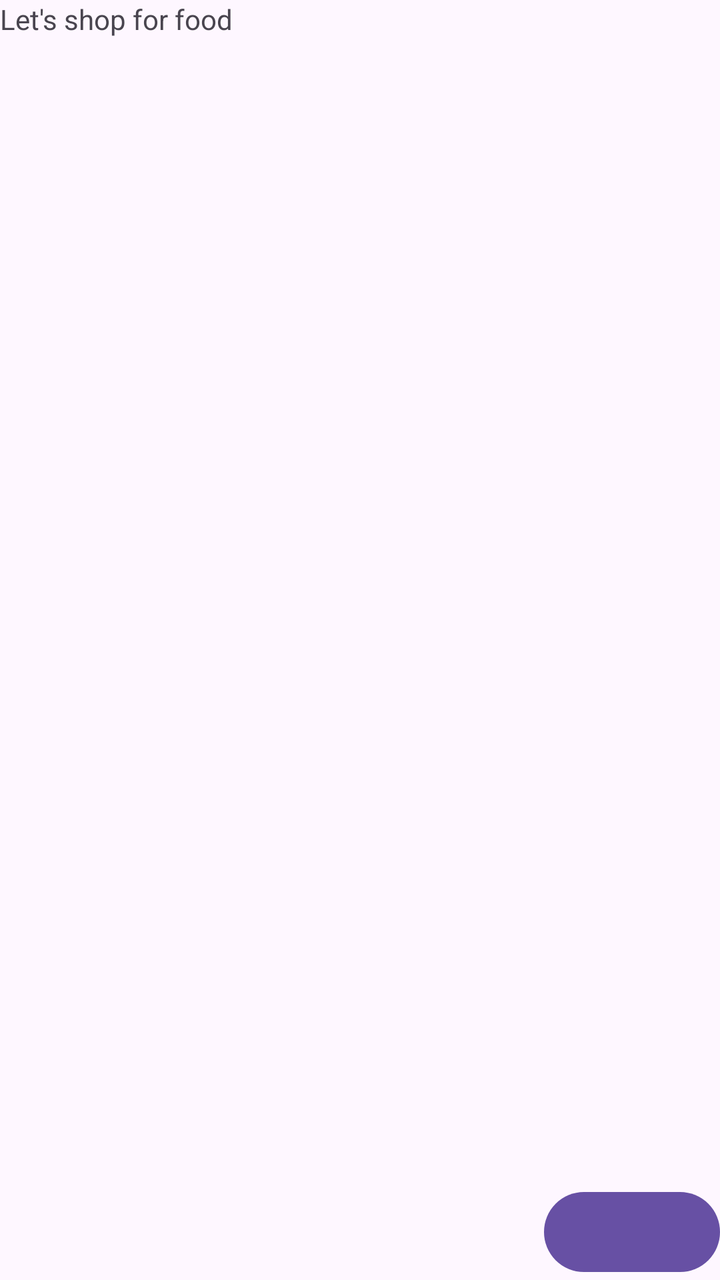
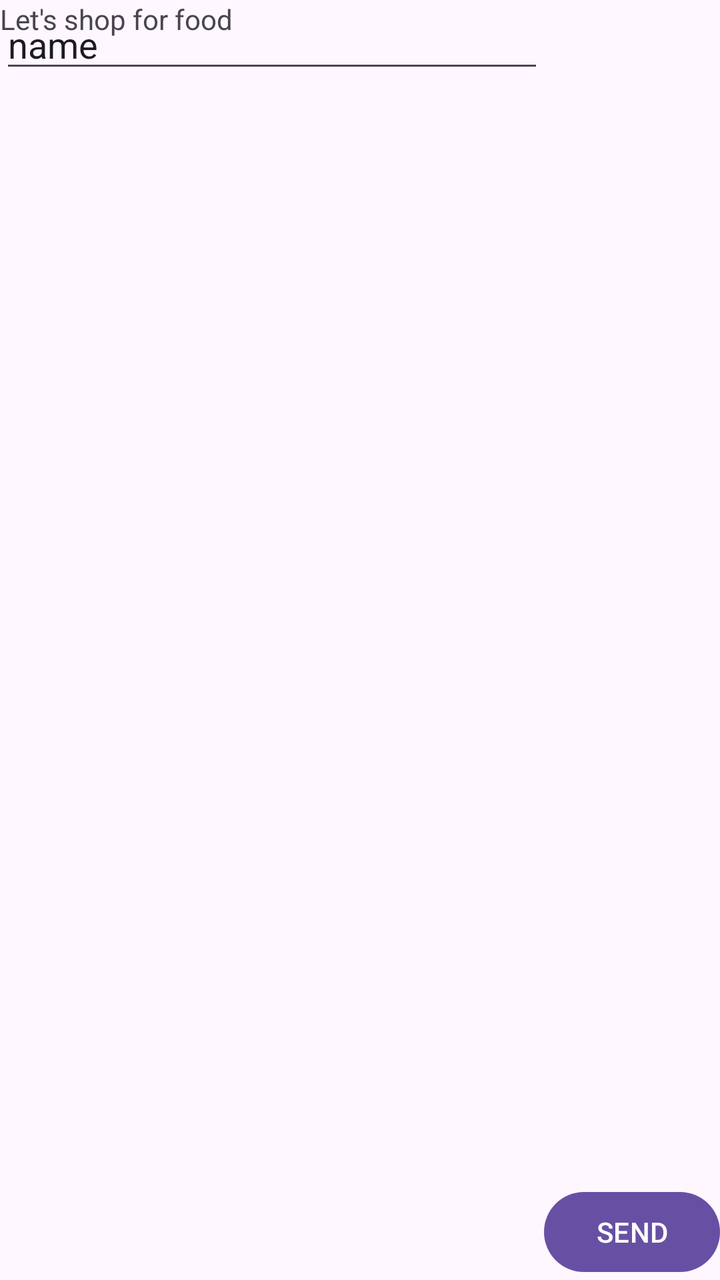

Before-and-after screenshots of an Android layout around one commit, followed by the original layout XML and the change that was made.
<!-- AndroidManifest.xml: application theme Theme.Pro4 -->
<!-- res/layout/activity_main.xml -->
<?xml version="1.0" encoding="utf-8"?>
<RelativeLayout xmlns:android="http://schemas.android.com/apk/res/android"
    xmlns:tools="http://schemas.android.com/tools"
    android:id="@+id/main"
    android:layout_width="match_parent"
    android:layout_height="match_parent"
    tools:context=".MainActivity">

    <EditText
        android:id="@+id/editText"
        android:layout_width=""
        android:layout_height="" />

        <Button
            android:id="@+id/button"
            android:layout_width="wrap_content"
            android:layout_height="wrap_content"
            android:layout_alignParentRight="true"
            android:layout_alignParentBottom="true" />

    <TextView
        android:layout_width="wrap_content"
        android:layout_height="wrap_content"
        android:text="Let's shop for food" />




</RelativeLayout>
<!-- resources referenced by this layout -->
<resources>
  <style name="Theme.Pro4" parent="Base.Theme.Pro4" />
  <style name="Base.Theme.Pro4" parent="Theme.Material3.DayNight.NoActionBar">
          
          
      </style>
</resources>

<!-- the commit's change to res/layout/activity_main.xml (unified diff, before → after) -->
@@ -8,15 +8,22 @@
 
     <EditText
         android:id="@+id/editText"
-        android:layout_width=""
-        android:layout_height="" />
+        android:inputType="text"
+        android:layout_width="match_parent"
+        android:layout_height="wrap_content"
+        android:text="name"
+        android:hint="Masukkan Pesan Anda"
+        android:layout_alignParebtBottom="true"
+        android:layout_toLeftOf="@id/button"/>
 
-        <Button
-            android:id="@+id/button"
-            android:layout_width="wrap_content"
-            android:layout_height="wrap_content"
-            android:layout_alignParentRight="true"
-            android:layout_alignParentBottom="true" />
+    <Button
+        android:id="@+id/button"
+        android:layout_width="wrap_content"
+        android:layout_height="wrap_content"
+        android:text="SEND"
+        android:layout_alignParentRight="true"
+        android:layout_alignParentBottom="true"
+        android:onClick="openSecondActivity"/>
 
     <TextView
         android:layout_width="wrap_content"
